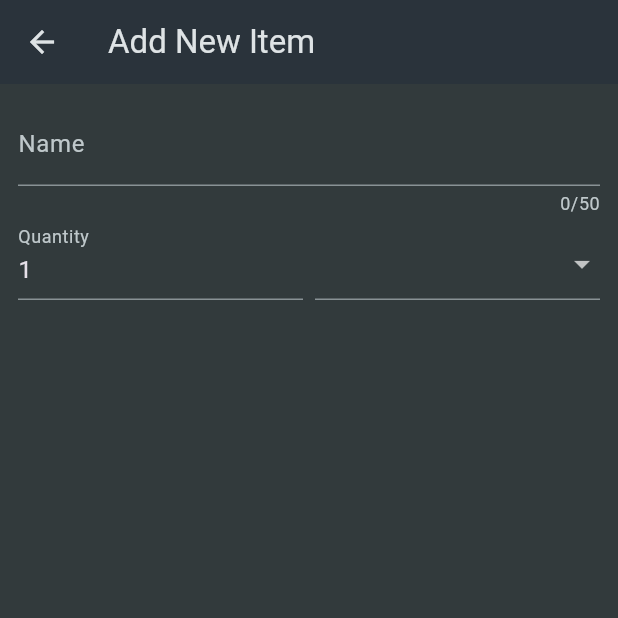
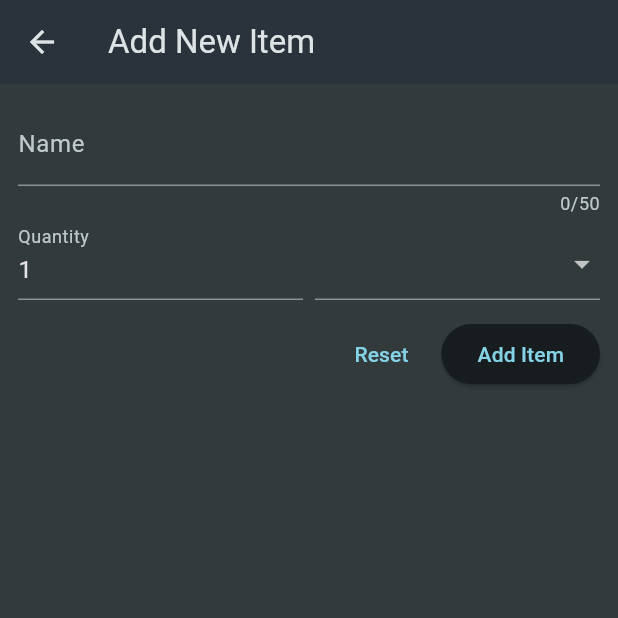
Before and after one commit to karanpatel0608/Saaaping-list, a Flutter app: the NewItem screen opened directly, on a phone screen of 412 x 824 dp, the top half of it. Run offline on Flutter 3.47's test engine with Material 3 defaults, Android fonts, the phone set to English and light mode, and no system bars.

Commit message:
Added Validations and using Global Key to access the form

```diff
--- a/lib/widgets/new_item.dart
+++ b/lib/widgets/new_item.dart
@@ -11,6 +11,12 @@ class NewItem extends StatefulWidget {
 }
 
 class _NewItemState extends State<NewItem> {
+  final _formKey = GlobalKey<FormState>();
+
+  void _saveItem() {
+    _formKey.currentState!.validate();
+  }
+
   @override
   Widget build(BuildContext context) {
     return Scaffold(
@@ -20,6 +26,7 @@ class _NewItemState extends State<NewItem> {
       body: Padding(
         padding: const EdgeInsets.all(12),
         child: Form(
+          key: _formKey,
           child: Column(
             children: [
               TextFormField(
@@ -28,7 +35,13 @@ class _NewItemState extends State<NewItem> {
                   label: Text('Name'),
                 ),
                 validator: (value) {
-                  return 'Demo...';
+                  if (value == null ||
+                      value.isEmpty ||
+                      value.trim().length <= 1 ||
+                      value.trim().length > 50) {
+                    return 'Must be between 1 and 50 characters.';
+                  }
+                  return null;
                 },
               ), // This is used in forms Instead of TextField(which we used in Expense Tracker)
               Row(
@@ -40,12 +53,23 @@ class _NewItemState extends State<NewItem> {
                       decoration: const InputDecoration(
                         label: Text('Quantity'),
                       ),
+                      keyboardType: TextInputType.number,
                       initialValue: '1',
+                      validator: (value) {
+                        if (value == null ||
+                            value.isEmpty ||
+                            int.tryParse(value) == null ||
+                            int.tryParse(value)! <= 0) {
+                          return 'Must be a valid, positive number.';
+                        }
+                        return null;
+                      },
                     ),
                   ),
                   const SizedBox(width: 8),
                   Expanded(
-                    child: DropdownButtonFormField(items: [
+                    child: DropdownButtonFormField(
+                      items: [
                         for (final category in categories.entries)
                           DropdownMenuItem(
                             value: category.value,
@@ -61,10 +85,32 @@ class _NewItemState extends State<NewItem> {
                               ],
                             ),
                           ),
-                    ], onChanged: (value) { }),
+                      ],
+                      onChanged: (value) {},
+                    ),
                   )
                 ],
-              )
+              ),
+              const SizedBox(
+                height: 12,
+              ),
+
+              Row(
+                mainAxisAlignment: MainAxisAlignment.end,
+                children: [
+                  TextButton(
+                    onPressed: () {
+                      _formKey.currentState!.reset();
+                    },
+                    child: const Text('Reset'),
+                  ),
+                  const SizedBox(width: 8),
+                  ElevatedButton(
+                    onPressed: _saveItem,
+                    child: const Text('Add Item'),
+                  ),
+                ],
+              ),
             ],
           ),
         ),
```
Lines whose indentation alone changed are shown as unchanged.
